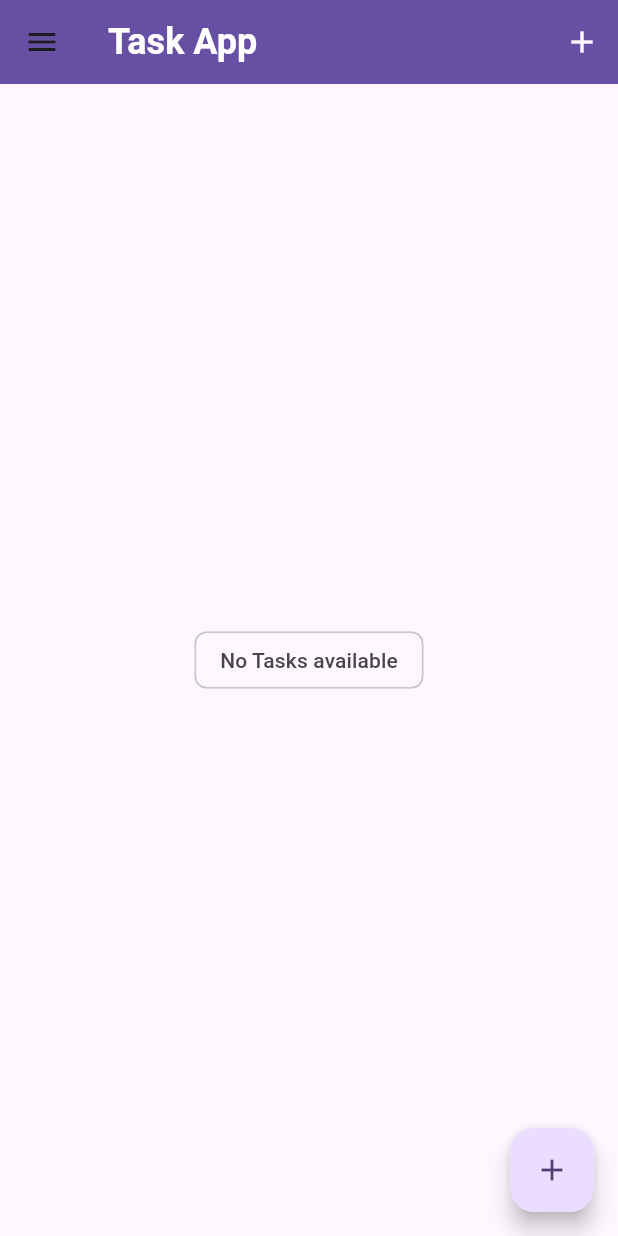
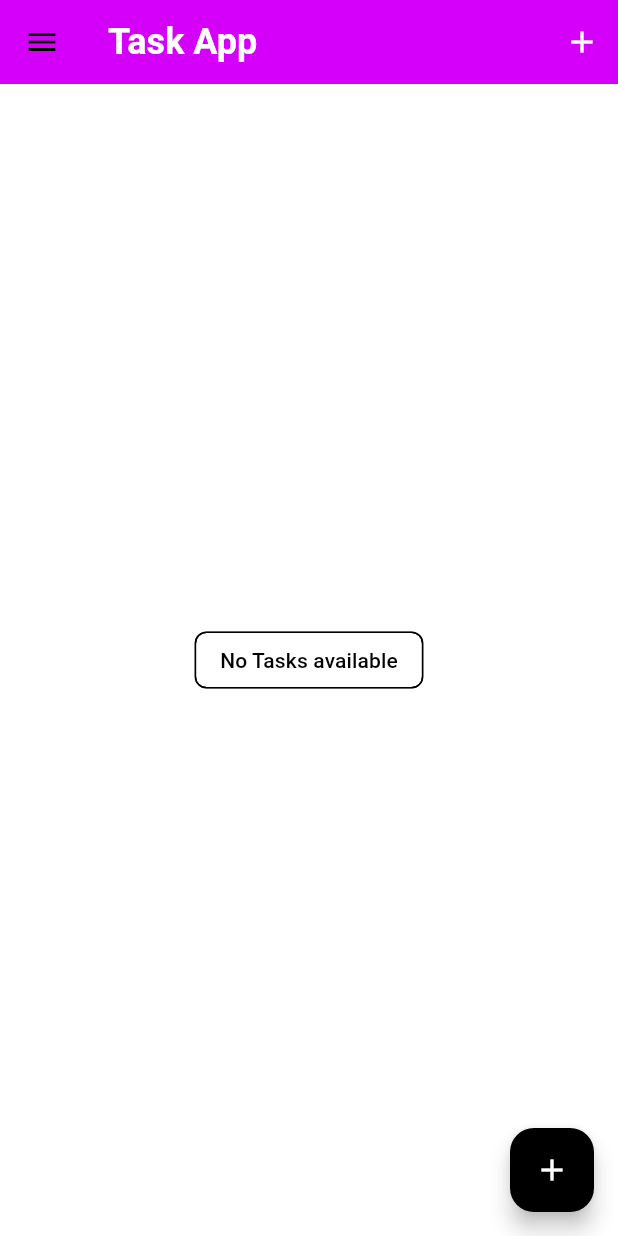
Before and after one commit to amaljithkthomas/task_app_bloc, a Flutter app: the screen it shows after launch, on a phone screen of 412 x 824 dp. Run offline on Flutter 3.47's test engine with Material 3 defaults, Android fonts, the phone set to English and light mode, and no system bars; our stand-ins replace bloc, equatable, flutter_bloc, hydrated_bloc.

Commit message:
theme added

```diff
--- /dev/null
+++ b/lib/blocs/switch_bloc/switch_cubit.dart
@@ -0,0 +1,17 @@
+import 'package:bloc/bloc.dart';
+import 'package:equatable/equatable.dart';
+import 'package:meta/meta.dart';
+
+part 'switch_state.dart';
+
+class SwitchCubit extends Cubit<SwitchState> {
+  SwitchCubit() : super(const SwitchInitial(switchState: false));
+
+  void switchOn() {
+    emit(const SwitchInitial(switchState: true));
+  }
+
+  void switchOff() {
+    emit(const SwitchInitial(switchState: false));
+  }
+}
--- /dev/null
+++ b/lib/blocs/switch_bloc/switch_state.dart
@@ -0,0 +1,17 @@
+part of 'switch_cubit.dart';
+
+@immutable
+class SwitchState extends Equatable {
+  final bool switchState;
+
+  const SwitchState({
+    required this.switchState,
+  });
+
+  @override
+  List<Object?> get props => [switchState];
+}
+
+final class SwitchInitial extends SwitchState {
+  const SwitchInitial({required super.switchState});
+}
--- a/lib/main.dart
+++ b/lib/main.dart
@@ -1,10 +1,13 @@
 import 'package:flutter/material.dart';
 import 'package:hydrated_bloc/hydrated_bloc.dart';
 import 'package:path_provider/path_provider.dart';
-import 'package:tasks_app_bloc/bloc/bloc/task_bloc.dart';
+import 'package:tasks_app_bloc/blocs/switch_bloc/switch_cubit.dart';
+import 'package:tasks_app_bloc/blocs/task_bloc/task_bloc.dart';
+
 import 'package:tasks_app_bloc/screens/tasks_screen.dart';
 import 'package:flutter_bloc/flutter_bloc.dart';
 import 'package:tasks_app_bloc/services/app-route.dart';
+import 'package:tasks_app_bloc/services/app_theme.dart';
 
 void main() async {
   WidgetsFlutterBinding.ensureInitialized();
@@ -29,24 +32,37 @@ class MyApp extends StatelessWidget {
 
   @override
   Widget build(BuildContext context) {
-    return BlocProvider(
-      create: (context) => TaskBloc(),
-      child: MaterialApp(
+    return MultiBlocProvider(
+      providers: [
+        BlocProvider(create: (context) => TaskBloc()),
+        BlocProvider(create: (context) => SwitchCubit()),
+      ],
+      child: BlocBuilder<SwitchCubit, SwitchState>(
+        builder: (context, state) {
+          return MaterialApp(
             title: 'Tasks App',
-        theme: ThemeData(
+            theme: state.switchState
+                ? AppThemes.appThemeData[AppTheme.darkTheme]
+                : AppThemes.appThemeData[AppTheme.lightTheme],
+            /*ThemeData(
               colorScheme: ColorScheme.fromSeed(seedColor: Colors.deepPurple),
               useMaterial3: true,
               appBarTheme: AppBarTheme(
-            color: Theme.of(context).colorScheme.primary,
+                color: Theme
+                    .of(context)
+                    .colorScheme
+                    .primary,
                 titleTextStyle: const TextStyle(
                   color: Colors.white,
                   fontSize: 24,
                   fontWeight: FontWeight.bold,
                 ),
               ),
-        ),
+            ),*/
             onGenerateRoute: appRoute.onRouteGenerate,
             home: const TasksScreen(),
+          );
+        },
       ),
     );
   }
--- a/lib/screens/add_task_screen.dart
+++ b/lib/screens/add_task_screen.dart
@@ -1,6 +1,7 @@
 import 'package:flutter/material.dart';
 import 'package:flutter_bloc/flutter_bloc.dart';
-import 'package:tasks_app_bloc/bloc/bloc/task_bloc.dart';
+
+import 'package:tasks_app_bloc/blocs/task_bloc/task_bloc.dart';
 import 'package:tasks_app_bloc/models/task.dart';
 
 class AddTaskScreen extends StatefulWidget {
--- a/lib/screens/recycle_bin.dart
+++ b/lib/screens/recycle_bin.dart
@@ -1,5 +1,6 @@
 import 'package:flutter/material.dart';
-import 'package:tasks_app_bloc/bloc/bloc/task_bloc.dart';
+import 'package:tasks_app_bloc/blocs/task_bloc/task_bloc.dart';
+
 import 'package:tasks_app_bloc/widgets/task_drawer.dart';
 import 'package:tasks_app_bloc/widgets/task_list.dart';
 import 'package:flutter_bloc/flutter_bloc.dart';
--- a/lib/screens/tasks_screen.dart
+++ b/lib/screens/tasks_screen.dart
@@ -1,5 +1,6 @@
 import 'package:flutter/material.dart';
-import 'package:tasks_app_bloc/bloc/bloc/task_bloc.dart';
+import 'package:tasks_app_bloc/blocs/task_bloc/task_bloc.dart';
+
 import 'package:tasks_app_bloc/screens/add_task_screen.dart';
 import 'package:tasks_app_bloc/widgets/task_drawer.dart';
 
--- /dev/null
+++ b/lib/services/app_theme.dart
@@ -0,0 +1,88 @@
+import 'package:flutter/material.dart';
+
+enum AppTheme {
+  darkTheme,
+  lightTheme,
+}
+
+class AppThemes {
+  static final appThemeData = {
+    AppTheme.darkTheme: ThemeData(
+      primarySwatch: Colors.grey,
+      primaryColor: Colors.black,
+      brightness: Brightness.dark,
+      colorScheme: ColorScheme.dark(
+        primary: Colors.blueGrey.shade900,
+        secondary: const Color.fromRGBO(74, 24, 154, 1),
+        onPrimary: Colors.blueGrey.shade900,
+        primaryContainer: Colors.black,
+      ),
+      appBarTheme: const AppBarTheme(
+        backgroundColor: Colors.purple,
+        titleTextStyle: TextStyle(
+          color: Colors.white,
+          fontSize: 24,
+          fontWeight: FontWeight.bold,
+        ),
+      ),
+      dividerColor: Colors.black54,
+      switchTheme: SwitchThemeData(
+        trackOutlineColor: MaterialStateProperty.all(Colors.white),
+        thumbColor: MaterialStateProperty.all(Colors.purple),
+      ),
+      floatingActionButtonTheme: const FloatingActionButtonThemeData(
+        backgroundColor: Colors.white,
+      ),
+      textButtonTheme: TextButtonThemeData(
+        style: ButtonStyle(
+          foregroundColor: MaterialStateProperty.all(Colors.white),
+        ),
+      ),
+      textTheme: const TextTheme(
+        titleMedium: TextStyle(color: Colors.white),
+      ),
+      bottomNavigationBarTheme: const BottomNavigationBarThemeData(
+          backgroundColor: Colors.grey, unselectedItemColor: Colors.white),
+    ),
+
+    //
+    //
+
+    AppTheme.lightTheme: ThemeData(
+      primarySwatch: Colors.grey,
+      primaryColor: Colors.white,
+      brightness: Brightness.light,
+      colorScheme: ColorScheme.light(
+        primary: Colors.blueGrey.shade200,
+        onPrimary: Colors.blueGrey.shade200,
+        secondary: const Color.fromRGBO(74, 24, 154, 1),
+        primaryContainer: Colors.blueGrey.shade800,
+      ),
+      appBarTheme: AppBarTheme(
+        backgroundColor: Colors.purpleAccent.shade400,
+        titleTextStyle: const TextStyle(
+          color: Colors.white,
+          fontSize: 24,
+          fontWeight: FontWeight.bold,
+        ),
+      ),
+      dividerColor: const Color(0xff757575),
+      floatingActionButtonTheme: const FloatingActionButtonThemeData(
+        backgroundColor: Colors.black,
+        foregroundColor: Colors.white,
+      ),
+      textButtonTheme: TextButtonThemeData(
+        style: ButtonStyle(
+          foregroundColor: MaterialStateProperty.all(Colors.black),
+        ),
+      ),
+      textTheme: const TextTheme(
+        titleMedium: TextStyle(color: Colors.black),
+      ),
+      bottomNavigationBarTheme: const BottomNavigationBarThemeData(
+          backgroundColor: Colors.grey,
+          selectedItemColor: Colors.black,
+          unselectedItemColor: Colors.white),
+    ),
+  };
+}
--- a/lib/widgets/task_drawer.dart
+++ b/lib/widgets/task_drawer.dart
@@ -1,6 +1,8 @@
 import 'package:flutter/material.dart';
+import 'package:tasks_app_bloc/blocs/switch_bloc/switch_cubit.dart';
 import 'package:tasks_app_bloc/screens/recycle_bin.dart';
 import 'package:tasks_app_bloc/screens/tasks_screen.dart';
+import 'package:flutter_bloc/flutter_bloc.dart';
 
 class TaskDrawer extends StatelessWidget {
   const TaskDrawer({
@@ -33,7 +35,7 @@ class TaskDrawer extends StatelessWidget {
               ),
             ),
             GestureDetector(
-              onTap: () => Navigator.pushNamed(
+              onTap: () => Navigator.pushReplacementNamed(
                 context,
                 TasksScreen.screenId,
               ),
@@ -46,7 +48,7 @@ class TaskDrawer extends StatelessWidget {
               ),
             ),
             GestureDetector(
-              onTap: () => Navigator.pushNamed(
+              onTap: () => Navigator.pushReplacementNamed(
                 context,
                 RecycleBin.screenId,
               ),
@@ -60,6 +62,17 @@ class TaskDrawer extends StatelessWidget {
                   trailing: Text(removedTaskList ?? '0'),
                 ),
               ),
+            ),
+            BlocBuilder<SwitchCubit, SwitchState>(
+              builder: (context, state) {
+                return Switch(
+                    value: state.switchState,
+                    onChanged: (newValue) {
+                      state.switchState
+                          ? context.read<SwitchCubit>().switchOff()
+                          : context.read<SwitchCubit>().switchOn();
+                    });
+              },
             )
           ],
         ),
--- a/lib/widgets/task_list.dart
+++ b/lib/widgets/task_list.dart
@@ -1,6 +1,7 @@
 import 'package:flutter/material.dart';
 import 'package:flutter_bloc/flutter_bloc.dart';
-import 'package:tasks_app_bloc/bloc/bloc/task_bloc.dart';
+import 'package:tasks_app_bloc/blocs/task_bloc/task_bloc.dart';
+
 import 'package:tasks_app_bloc/models/task.dart';
 
 class TaskList extends StatelessWidget {
```
Also changed, not shown: lib/blocs/task_bloc/task_bloc.dart (renamed from lib/bloc/bloc/task_bloc.dart), lib/blocs/task_bloc/task_event.dart (renamed from lib/bloc/bloc/task_event.dart), lib/blocs/task_bloc/task_state.dart (renamed from lib/bloc/bloc/task_state.dart). Lines whose indentation alone changed are shown as unchanged.
